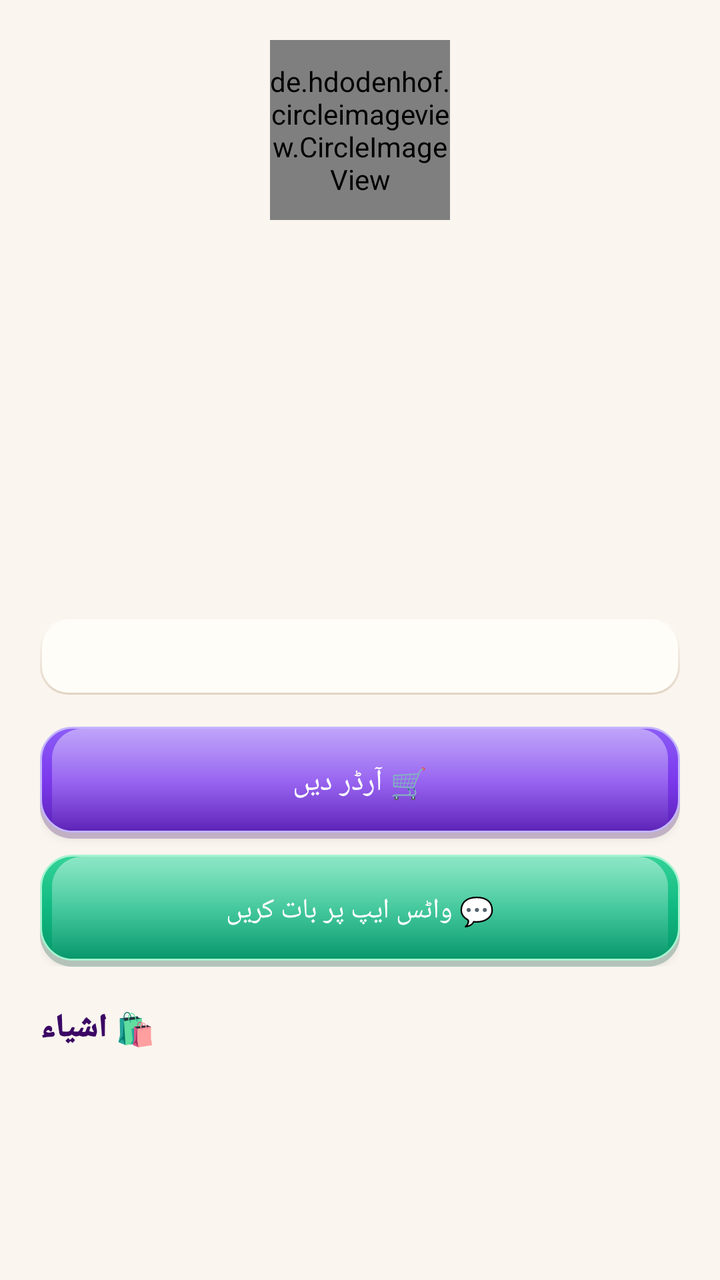
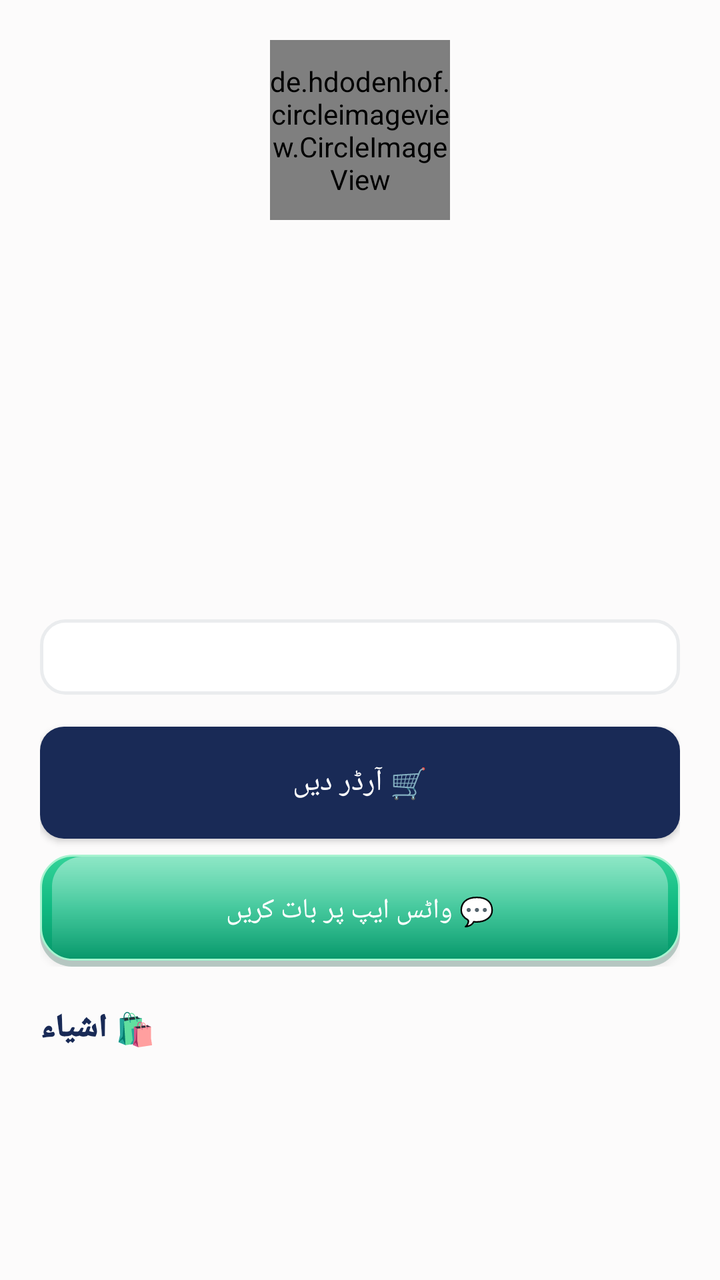

Before-and-after screenshots of an Android layout around one commit, followed by the original layout XML and the change that was made.
<!-- AndroidManifest.xml: application theme Theme.SheEmpower -->
<!-- res/layout/activity_seller_profile.xml -->
<?xml version="1.0" encoding="utf-8"?>
<ScrollView xmlns:android="http://schemas.android.com/apk/res/android"
    android:layout_width="match_parent"
    android:layout_height="match_parent"
    android:background="@color/bg_cream">

    <LinearLayout
        android:layout_width="match_parent"
        android:layout_height="wrap_content"
        android:orientation="vertical"
        android:padding="20dp">

        <FrameLayout
            android:layout_width="wrap_content"
            android:layout_height="wrap_content"
            android:layout_gravity="center">

            <de.hdodenhof.circleimageview.CircleImageView
                android:id="@+id/ivSellerAvatar"
                android:layout_width="90dp"
                android:layout_height="90dp"
                android:src="@drawable/placeholder_avatar" />

            <ImageView
                android:id="@+id/ivSellerVerifiedBadge"
                android:layout_width="26dp"
                android:layout_height="26dp"
                android:layout_gravity="top|end"
                android:src="@drawable/ic_verified_badge"
                android:visibility="gone"
                android:contentDescription="Verified" />
        </FrameLayout>

        <TextView
            android:id="@+id/tvSellerName"
            android:layout_width="match_parent"
            android:layout_height="wrap_content"
            android:gravity="center"
            android:textSize="20sp"
            android:fontFamily="sans-serif-black"
            android:textColor="@color/text_dark"
            android:layout_marginTop="8dp" />

        <TextView
            android:id="@+id/tvSellerCategory"
            android:layout_width="match_parent"
            android:layout_height="wrap_content"
            android:gravity="center"
            android:textColor="@color/lavender_primary"
            android:fontFamily="sans-serif-medium" />

        <TextView
            android:id="@+id/tvSellerCity"
            android:layout_width="match_parent"
            android:layout_height="wrap_content"
            android:gravity="center"
            android:textColor="@color/text_gray"
            android:fontFamily="sans-serif" />

        <TextView
            android:id="@+id/tvSellerRating"
            android:layout_width="match_parent"
            android:layout_height="wrap_content"
            android:gravity="center"
            android:textColor="@color/star_gold"
            android:layout_marginTop="4dp"
            android:fontFamily="sans-serif-medium" />

        <TextView
            android:id="@+id/tvSellerStatus"
            android:layout_width="match_parent"
            android:layout_height="wrap_content"
            android:gravity="center"
            android:textColor="@color/success_green"
            android:fontFamily="sans-serif-medium" />

        <TextView
            android:id="@+id/tvSellerDeliveryBadge"
            android:layout_width="match_parent"
            android:layout_height="wrap_content"
            android:gravity="center"
            android:layout_marginTop="10dp"
            android:padding="10dp"
            android:fontFamily="sans-serif-medium"
            android:textSize="13sp" />

        <TextView
            android:id="@+id/tvSellerBio"
            android:layout_width="match_parent"
            android:layout_height="wrap_content"
            android:gravity="center"
            android:layout_marginTop="10dp"
            android:textColor="@color/text_dark"
            android:fontFamily="sans-serif" />

        <TextView
            android:id="@+id/tvSellerCapacity"
            android:layout_width="match_parent"
            android:layout_height="wrap_content"
            android:gravity="center"
            android:layout_marginTop="8dp"
            android:textColor="@color/lavender_text"
            android:background="@drawable/bg_skeu_input"
            android:padding="10dp"
            android:textSize="13sp"
            android:fontFamily="sans-serif" />

        
        <LinearLayout
            android:id="@+id/layoutBuyerActions"
            android:layout_width="match_parent"
            android:layout_height="wrap_content"
            android:orientation="vertical">

            <Button
                android:id="@+id/btnPlaceOrder"
                android:layout_width="match_parent"
                android:layout_height="56dp"
                android:text="🛒 آرڈر دیں"
                android:textSize="15sp"
                android:fontFamily="sans-serif-medium"
                android:textColor="#FFFFFF"
                android:background="@drawable/bg_skeu_button_primary"
                android:layout_marginTop="16dp" />

            <Button
                android:id="@+id/btnWhatsAppChat"
                android:layout_width="match_parent"
                android:layout_height="56dp"
                android:text="💬 واٹس ایپ پر بات کریں"
                android:textSize="14sp"
                android:fontFamily="sans-serif-medium"
                android:background="@drawable/bg_skeu_button_green"
                android:textColor="#FFFFFF"
                android:layout_marginTop="8dp" />
        </LinearLayout>

        
        <LinearLayout
            android:id="@+id/layoutAdminReview"
            android:layout_width="match_parent"
            android:layout_height="wrap_content"
            android:orientation="vertical"
            android:background="@drawable/bg_skeu_card"
            android:padding="16dp"
            android:layout_marginTop="16dp"
            android:visibility="gone">

            <TextView
                android:layout_width="match_parent"
                android:layout_height="wrap_content"
                android:text="🛡️ ایڈمن — تصدیقی دستاویزات"
                android:textStyle="bold"
                android:fontFamily="sans-serif-black"
                android:textColor="@color/lavender_text"
                android:textSize="15sp"
                android:layout_marginBottom="10dp" />

            <Button
                android:id="@+id/btnViewCnic"
                android:layout_width="match_parent"
                android:layout_height="50dp"
                android:text="🖼️ شناختی کارڈ دیکھیں / View CNIC"
                android:textSize="13sp"
                android:fontFamily="sans-serif-medium"
                android:background="@drawable/bg_skeu_button_cream"
                android:textColor="@color/lavender_text"
                android:layout_marginBottom="8dp" />

            <Button
                android:id="@+id/btnPlayVoice"
                android:layout_width="match_parent"
                android:layout_height="50dp"
                android:text="🔊 آواز سنیں / Play Voice Sample"
                android:textSize="13sp"
                android:fontFamily="sans-serif-medium"
                android:background="@drawable/bg_skeu_button_cream"
                android:textColor="@color/lavender_text"
                android:layout_marginBottom="14dp" />

            <LinearLayout
                android:layout_width="match_parent"
                android:layout_height="wrap_content"
                android:orientation="horizontal">

                <Button
                    android:id="@+id/btnAdminApprove"
                    android:layout_width="0dp"
                    android:layout_height="52dp"
                    android:layout_weight="1"
                    android:text="✅ منظور کریں"
                    android:fontFamily="sans-serif-medium"
                    android:textSize="13sp"
                    android:background="@drawable/bg_skeu_button_green"
                    android:textColor="#FFFFFF" />

                <Button
                    android:id="@+id/btnAdminReject"
                    android:layout_width="0dp"
                    android:layout_height="52dp"
                    android:layout_weight="1"
                    android:layout_marginStart="8dp"
                    android:text="❌ مسترد کریں"
                    android:fontFamily="sans-serif-medium"
                    android:textSize="13sp"
                    android:background="@drawable/bg_skeu_button_red"
                    android:textColor="#FFFFFF" />
            </LinearLayout>
        </LinearLayout>

        <TextView
            android:layout_width="wrap_content"
            android:layout_height="wrap_content"
            android:text="🛍️ اشیاء"
            android:textStyle="bold"
            android:fontFamily="sans-serif-black"
            android:textSize="16sp"
            android:textColor="@color/lavender_text"
            android:layout_marginTop="20dp" />

        <androidx.recyclerview.widget.RecyclerView
            android:id="@+id/rvSellerProducts"
            android:layout_width="match_parent"
            android:layout_height="wrap_content"
            android:nestedScrollingEnabled="false"
            android:layout_marginTop="8dp" />

    </LinearLayout>
</ScrollView>
<!-- resources referenced by this layout -->
<resources>
  <color name="bg_cream">#FAF5EF</color>
  <color name="lavender_primary">#7C3AED</color>
  <color name="lavender_text">#3B0764</color>
  <color name="star_gold">#F59E0B</color>
  <color name="success_green">#10B981</color>
  <color name="text_dark">#2D253B</color>
  <color name="text_gray">#6B637B</color>
  <!-- drawable bg_skeu_button_cream (drawable) -->
  <?xml version="1.0" encoding="utf-8"?>
  <layer-list xmlns:android="http://schemas.android.com/apk/res/android">
      <item android:top="3dp">
          <shape android:shape="rectangle">
              <solid android:color="#202D253B" />
              <corners android:radius="16dp" />
          </shape>
      </item>
      <item android:bottom="3dp">
          <shape android:shape="rectangle">
              <gradient
                  android:startColor="#FFFDF9"
                  android:centerColor="#FAF5EF"
                  android:endColor="#EDE9FE"
                  android:angle="270" />
              <stroke android:width="1dp" android:color="#DDD6FE" />
              <corners android:radius="16dp" />
          </shape>
      </item>
  </layer-list>
  <!-- drawable bg_skeu_button_primary (drawable) -->
  <?xml version="1.0" encoding="utf-8"?>
  <layer-list xmlns:android="http://schemas.android.com/apk/res/android">
      
      <item android:top="3dp">
          <shape android:shape="rectangle">
              <solid android:color="#403B0764" />
              <corners android:radius="16dp" />
          </shape>
      </item>
      
      <item android:bottom="3dp">
          <shape android:shape="rectangle">
              <gradient
                  android:startColor="#8B5CF6"
                  android:centerColor="@color/lavender_primary"
                  android:endColor="@color/lavender_dark"
                  android:angle="270" />
              <stroke android:width="1dp" android:color="#C4B5FD" />
              <corners android:radius="16dp" />
          </shape>
      </item>
      
      <item android:bottom="3dp" android:top="1dp" android:left="6dp" android:right="6dp">
          <shape android:shape="rectangle">
              <gradient
                  android:startColor="#70FFFFFF"
                  android:endColor="#00FFFFFF"
                  android:angle="270" />
              <corners android:topLeftRadius="15dp" android:topRightRadius="15dp" />
          </shape>
      </item>
  </layer-list>
  <!-- drawable bg_skeu_card (drawable) -->
  <?xml version="1.0" encoding="utf-8"?>
  <layer-list xmlns:android="http://schemas.android.com/apk/res/android">
      
      <item android:top="3dp">
          <shape android:shape="rectangle">
              <solid android:color="#1A2D253B" />
              <corners android:radius="18dp" />
          </shape>
      </item>
      
      <item android:bottom="3dp">
          <shape android:shape="rectangle">
              <gradient
                  android:startColor="#FFFDF9"
                  android:centerColor="#FAF5EF"
                  android:endColor="#F0E5D8"
                  android:angle="270" />
              <stroke android:width="1dp" android:color="#FFFFFF" />
              <corners android:radius="18dp" />
          </shape>
      </item>
  </layer-list>
  <!-- drawable bg_skeu_input (drawable) -->
  <?xml version="1.0" encoding="utf-8"?>
  <layer-list xmlns:android="http://schemas.android.com/apk/res/android">
      
      <item>
          <shape android:shape="rectangle">
              <gradient
                  android:startColor="#E2D4C3"
                  android:endColor="#FFFDF9"
                  android:angle="90" />
              <corners android:radius="14dp" />
          </shape>
      </item>
      
      <item android:top="1dp" android:left="1dp" android:right="1dp" android:bottom="1dp">
          <shape android:shape="rectangle">
              <solid android:color="#FFFDF8" />
              <corners android:radius="13dp" />
          </shape>
      </item>
  </layer-list>
  <!-- drawable ic_verified_badge (drawable) -->
  <?xml version="1.0" encoding="utf-8"?>
  <vector xmlns:android="http://schemas.android.com/apk/res/android"
      android:width="28dp"
      android:height="28dp"
      android:viewportWidth="24"
      android:viewportHeight="24">
      <path
          android:fillColor="#4CAF50"
          android:pathData="M12,2 L14.4,4.2 L17.5,3.6 L18.4,6.6 L21.4,7.5 L20.8,10.6 L23,13 L20.8,15.4 L21.4,18.5 L18.4,19.4 L17.5,22.4 L14.4,21.8 L12,24 L9.6,21.8 L6.5,22.4 L5.6,19.4 L2.6,18.5 L3.2,15.4 L1,13 L3.2,10.6 L2.6,7.5 L5.6,6.6 L6.5,3.6 L9.6,4.2 Z" />
      <path
          android:fillColor="#FFFFFF"
          android:pathData="M9.5,12.5 L11.2,14.2 L15,10" />
  </vector>
  <style name="Theme.SheEmpower" parent="Theme.AppCompat.Light.NoActionBar">
          <item name="colorPrimary">@color/lavender_primary</item>
          <item name="colorPrimaryDark">@color/lavender_dark</item>
          <item name="colorAccent">@color/lavender_primary</item>
          <item name="android:windowBackground">@color/bg_cream</item>
          <item name="android:colorBackground">@color/bg_cream</item>
          <item name="android:textColorPrimary">@color/text_dark</item>
          <item name="android:textColorSecondary">@color/text_gray</item>
      </style>
  <color name="lavender_dark">#5B21B6</color>
  <!-- unchanged entries left out for length: 3 -->
</resources>

<!-- the commit's change to res/layout/activity_seller_profile.xml (unified diff, before → after) -->
@@ -2,7 +2,7 @@
 <ScrollView xmlns:android="http://schemas.android.com/apk/res/android"
     android:layout_width="match_parent"
     android:layout_height="match_parent"
-    android:background="@color/bg_cream">
+    android:background="@color/background">
 
     <LinearLayout
         android:layout_width="match_parent"
@@ -38,7 +38,7 @@
             android:gravity="center"
             android:textSize="20sp"
             android:fontFamily="sans-serif-black"
-            android:textColor="@color/text_dark"
+            android:textColor="@color/text_primary"
             android:layout_marginTop="8dp" />
 
         <TextView
@@ -46,7 +46,7 @@
             android:layout_width="match_parent"
             android:layout_height="wrap_content"
             android:gravity="center"
-            android:textColor="@color/lavender_primary"
+            android:textColor="@color/primary"
             android:fontFamily="sans-serif-medium" />
 
         <TextView
@@ -54,7 +54,7 @@
             android:layout_width="match_parent"
             android:layout_height="wrap_content"
             android:gravity="center"
-            android:textColor="@color/text_gray"
+            android:textColor="@color/text_secondary"
             android:fontFamily="sans-serif" />
 
         <TextView
@@ -90,7 +90,7 @@
             android:layout_height="wrap_content"
             android:gravity="center"
             android:layout_marginTop="10dp"
-            android:textColor="@color/text_dark"
+            android:textColor="@color/text_primary"
             android:fontFamily="sans-serif" />
 
         <TextView
@@ -99,7 +99,7 @@
             android:layout_height="wrap_content"
             android:gravity="center"
             android:layout_marginTop="8dp"
-            android:textColor="@color/lavender_text"
+            android:textColor="@color/text_primary"
             android:background="@drawable/bg_skeu_input"
             android:padding="10dp"
             android:textSize="13sp"
@@ -152,7 +152,7 @@
                 android:text="🛡️ ایڈمن — تصدیقی دستاویزات"
                 android:textStyle="bold"
                 android:fontFamily="sans-serif-black"
-                android:textColor="@color/lavender_text"
+                android:textColor="@color/text_primary"
                 android:textSize="15sp"
                 android:layout_marginBottom="10dp" />
 
@@ -164,7 +164,7 @@
                 android:textSize="13sp"
                 android:fontFamily="sans-serif-medium"
                 android:background="@drawable/bg_skeu_button_cream"
-                android:textColor="@color/lavender_text"
+                android:textColor="@color/text_primary"
                 android:layout_marginBottom="8dp" />
 
             <Button
@@ -175,7 +175,7 @@
                 android:textSize="13sp"
                 android:fontFamily="sans-serif-medium"
                 android:background="@drawable/bg_skeu_button_cream"
-                android:textColor="@color/lavender_text"
+                android:textColor="@color/text_primary"
                 android:layout_marginBottom="14dp" />
 
             <LinearLayout
@@ -215,7 +215,7 @@
             android:textStyle="bold"
             android:fontFamily="sans-serif-black"
             android:textSize="16sp"
-            android:textColor="@color/lavender_text"
+            android:textColor="@color/text_primary"
             android:layout_marginTop="20dp" />
 
         <androidx.recyclerview.widget.RecyclerView
<!-- resource entries referenced after the edit -->
@@ -1,110 +1,42 @@
 <!-- resources referenced by this layout -->
 <resources>
-  <color name="bg_cream">#FAF5EF</color>
-  <color name="lavender_primary">#7C3AED</color>
-  <color name="lavender_text">#3B0764</color>
-  <color name="star_gold">#F59E0B</color>
-  <color name="success_green">#10B981</color>
-  <color name="text_dark">#2D253B</color>
-  <color name="text_gray">#6B637B</color>
+  <color name="background">#FCFBFB</color>
+  <color name="primary">#192A56</color>
+  <color name="star_gold">#F7D794</color>
+  <color name="success_green">#2ECC71</color>
+  <color name="text_primary">#192A56</color>
+  <color name="text_secondary">#6B7A99</color>
   <!-- drawable bg_skeu_button_cream (drawable) -->
   <?xml version="1.0" encoding="utf-8"?>
-  <layer-list xmlns:android="http://schemas.android.com/apk/res/android">
-      <item android:top="3dp">
-          <shape android:shape="rectangle">
-              <solid android:color="#202D253B" />
-              <corners android:radius="16dp" />
-          </shape>
-      </item>
-      <item android:bottom="3dp">
-          <shape android:shape="rectangle">
-              <gradient
-                  android:startColor="#FFFDF9"
-                  android:centerColor="#FAF5EF"
-                  android:endColor="#EDE9FE"
-                  android:angle="270" />
-              <stroke android:width="1dp" android:color="#DDD6FE" />
-              <corners android:radius="16dp" />
-          </shape>
-      </item>
-  </layer-list>
+  <shape xmlns:android="http://schemas.android.com/apk/res/android"
+      android:shape="rectangle">
+      <solid android:color="@color/pearl_white" />
+      <corners android:radius="12dp" />
+      <stroke android:color="@color/champagne" android:width="1dp" />
+  </shape>
   <!-- drawable bg_skeu_button_primary (drawable) -->
   <?xml version="1.0" encoding="utf-8"?>
-  <layer-list xmlns:android="http://schemas.android.com/apk/res/android">
-      
-      <item android:top="3dp">
-          <shape android:shape="rectangle">
-              <solid android:color="#403B0764" />
-              <corners android:radius="16dp" />
-          </shape>
-      </item>
-      
-      <item android:bottom="3dp">
-          <shape android:shape="rectangle">
-              <gradient
-                  android:startColor="#8B5CF6"
-                  android:centerColor="@color/lavender_primary"
-                  android:endColor="@color/lavender_dark"
-                  android:angle="270" />
-              <stroke android:width="1dp" android:color="#C4B5FD" />
-              <corners android:radius="16dp" />
-          </shape>
-      </item>
-      
-      <item android:bottom="3dp" android:top="1dp" android:left="6dp" android:right="6dp">
-          <shape android:shape="rectangle">
-              <gradient
-                  android:startColor="#70FFFFFF"
-                  android:endColor="#00FFFFFF"
-                  android:angle="270" />
-              <corners android:topLeftRadius="15dp" android:topRightRadius="15dp" />
-          </shape>
-      </item>
-  </layer-list>
+  <shape xmlns:android="http://schemas.android.com/apk/res/android"
+      android:shape="rectangle">
+      <solid android:color="@color/midnight_navy" />
+      <corners android:radius="12dp" />
+  </shape>
   <!-- drawable bg_skeu_card (drawable) -->
   <?xml version="1.0" encoding="utf-8"?>
-  <layer-list xmlns:android="http://schemas.android.com/apk/res/android">
-      
-      <item android:top="3dp">
-          <shape android:shape="rectangle">
-              <solid android:color="#1A2D253B" />
-              <corners android:radius="18dp" />
-          </shape>
-      </item>
-      
-      <item android:bottom="3dp">
-          <shape android:shape="rectangle">
-              <gradient
-                  android:startColor="#FFFDF9"
-                  android:centerColor="#FAF5EF"
-                  android:endColor="#F0E5D8"
-                  android:angle="270" />
-              <stroke android:width="1dp" android:color="#FFFFFF" />
-              <corners android:radius="18dp" />
-          </shape>
-      </item>
-  </layer-list>
+  <shape xmlns:android="http://schemas.android.com/apk/res/android"
+      android:shape="rectangle">
+      <solid android:color="@color/white" />
+      <corners android:radius="16dp" />
+      <stroke android:color="@color/card_border" android:width="1dp" />
+  </shape>
   <!-- drawable bg_skeu_input (drawable) -->
   <?xml version="1.0" encoding="utf-8"?>
-  <layer-list xmlns:android="http://schemas.android.com/apk/res/android">
-      
-      <item>
-          <shape android:shape="rectangle">
-              <gradient
-                  android:startColor="#E2D4C3"
-                  android:endColor="#FFFDF9"
-                  android:angle="90" />
-              <corners android:radius="14dp" />
-          </shape>
-      </item>
-      
-      <item android:top="1dp" android:left="1dp" android:right="1dp" android:bottom="1dp">
-          <shape android:shape="rectangle">
-              <solid android:color="#FFFDF8" />
-              <corners android:radius="13dp" />
-          </shape>
-      </item>
-  </layer-list>
+  <shape xmlns:android="http://schemas.android.com/apk/res/android"
+      android:shape="rectangle">
+      <solid android:color="@color/white" />
+      <corners android:radius="12dp" />
+      <stroke android:color="@color/card_border" android:width="1.5dp" />
+  </shape>
   <!-- drawable ic_verified_badge (drawable) -->
   <?xml version="1.0" encoding="utf-8"?>
   <vector xmlns:android="http://schemas.android.com/apk/res/android"
@@ -113,22 +45,30 @@
       android:viewportWidth="24"
       android:viewportHeight="24">
       <path
-          android:fillColor="#4CAF50"
+          android:fillColor="@color/verified_green"
           android:pathData="M12,2 L14.4,4.2 L17.5,3.6 L18.4,6.6 L21.4,7.5 L20.8,10.6 L23,13 L20.8,15.4 L21.4,18.5 L18.4,19.4 L17.5,22.4 L14.4,21.8 L12,24 L9.6,21.8 L6.5,22.4 L5.6,19.4 L2.6,18.5 L3.2,15.4 L1,13 L3.2,10.6 L2.6,7.5 L5.6,6.6 L6.5,3.6 L9.6,4.2 Z" />
       <path
           android:fillColor="#FFFFFF"
           android:pathData="M9.5,12.5 L11.2,14.2 L15,10" />
   </vector>
   <style name="Theme.SheEmpower" parent="Theme.AppCompat.Light.NoActionBar">
-          <item name="colorPrimary">@color/lavender_primary</item>
-          <item name="colorPrimaryDark">@color/lavender_dark</item>
-          <item name="colorAccent">@color/lavender_primary</item>
-          <item name="android:windowBackground">@color/bg_cream</item>
-          <item name="android:colorBackground">@color/bg_cream</item>
-          <item name="android:textColorPrimary">@color/text_dark</item>
-          <item name="android:textColorSecondary">@color/text_gray</item>
+          <item name="colorPrimary">@color/primary</item>
+          <item name="colorPrimaryDark">@color/primary_dark</item>
+          <item name="colorAccent">@color/accent</item>
+          <item name="android:windowBackground">@color/background</item>
+          <item name="android:colorBackground">@color/background</item>
+          <item name="android:textColorPrimary">@color/text_primary</item>
+          <item name="android:textColorSecondary">@color/text_secondary</item>
+          <item name="android:statusBarColor">@color/primary_dark</item>
       </style>
-  <color name="lavender_dark">#5B21B6</color>
+  <color name="pearl_white">#FCFBFB</color>
+  <color name="champagne">#F7D794</color>
+  <color name="midnight_navy">#192A56</color>
+  <color name="white">#FFFFFF</color>
+  <color name="card_border">#EAECEE</color>
+  <color name="verified_green">#2ECC71</color>
+  <color name="primary_dark">#0F1B3D</color>
+  <color name="accent">#F7D794</color>
   <!-- unchanged entries left out for length: 3 -->
 </resources>
 
